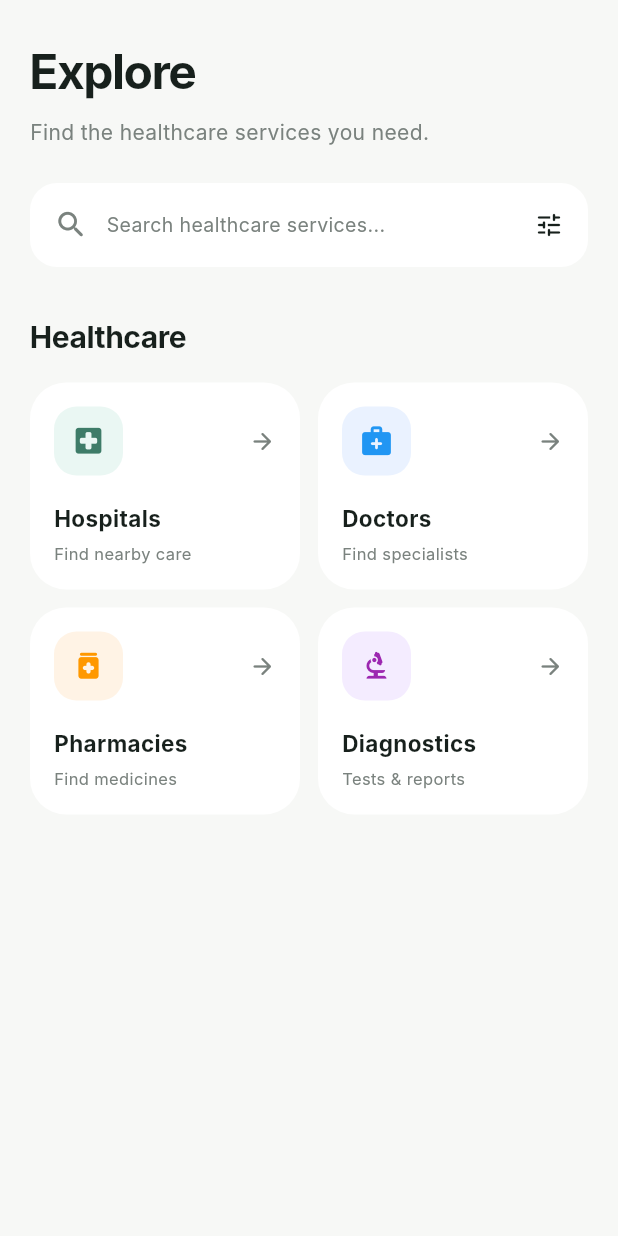
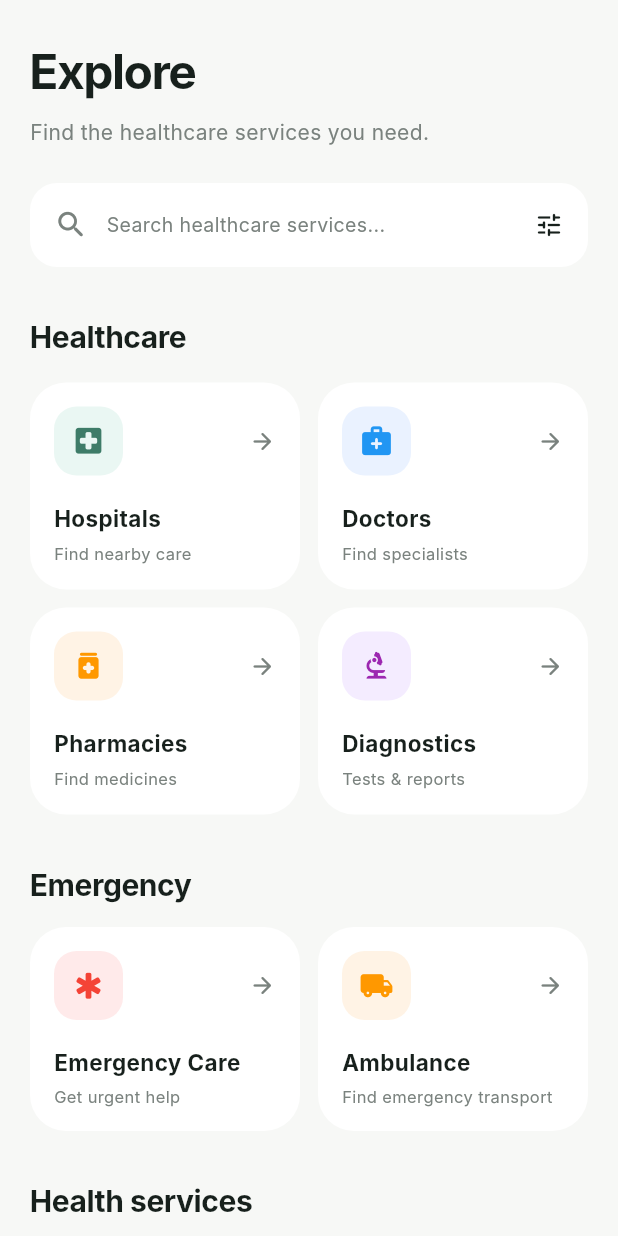
Before and after one commit to AshrafulAlamAkif/pulse_health, a Flutter app: the ExploreScreen screen opened directly, on a phone screen of 412 x 824 dp. Run offline on Flutter 3.47's test engine with Material 3 defaults, Android fonts, the phone set to English and light mode, and no system bars; our stand-ins replace flutter_riverpod, shared_preferences; accounts and stored records are empty; Roboto replaces fonts that are missing (Inter).

Commit message:
Step 7.2: Created ExploreService section(emergency, healthService section) Widgets. and this widgets class added in the Explore screen.

```diff
--- a/lib/features/explore/explore_screen.dart
+++ b/lib/features/explore/explore_screen.dart
@@ -1,6 +1,7 @@
 import 'package:flutter/material.dart';
 import 'package:pulse_health/app/theme/app_colors.dart';
 import 'package:pulse_health/features/explore/widgets/explore_search_bar.dart';
+import 'package:pulse_health/features/explore/widgets/explore_services_section.dart';
 import 'package:pulse_health/features/explore/widgets/healthcare_categories_section.dart';
 
 class ExploreScreen extends StatelessWidget {
@@ -50,6 +51,10 @@ class ExploreScreen extends StatelessWidget {
 
               const SizedBox(height: 32),
 
+              const ExploreServicesSection(),
+
+              const SizedBox(height: 32),
+
               //
               // পরের ধাপে এখানে Hospitals, Doctors,
               // Pharmacies এবং Diagnostic Centers যোগ করব।
--- /dev/null
+++ b/lib/features/explore/widgets/explore_services_section.dart
@@ -0,0 +1,200 @@
+import 'package:flutter/material.dart';
+import 'package:pulse_health/app/theme/app_colors.dart';
+
+class ExploreServicesSection extends StatelessWidget {
+  const ExploreServicesSection({
+    super.key,
+  });
+
+  @override
+  Widget build(BuildContext context) {
+    return Column(
+      crossAxisAlignment: CrossAxisAlignment.start,
+      children: [
+        // Emergency section
+        const Text(
+          'Emergency',
+          style: TextStyle(
+            fontSize: 20,
+            fontWeight: FontWeight.w700,
+            color: AppColors.dark,
+            letterSpacing: -0.3,
+          ),
+        ),
+
+        const SizedBox(height: 14),
+
+        Row(
+          children: [
+            Expanded(
+              child: _ServiceCard(
+                icon: Icons.emergency_rounded,
+                title: 'Emergency Care',
+                description: 'Get urgent help',
+                iconColor: Colors.red,
+                iconBackground: const Color(0xFFFFEAEA),
+                onTap: () {
+                  // পরে Emergency Care screen হবে।
+                },
+              ),
+            ),
+
+            const SizedBox(width: 12),
+
+            Expanded(
+              child: _ServiceCard(
+                icon: Icons.local_shipping_rounded,
+                title: 'Ambulance',
+                description: 'Find emergency transport',
+                iconColor: Colors.orange,
+                iconBackground: const Color(0xFFFFF3E5),
+                onTap: () {
+                  // পরে Ambulance screen হবে।
+                },
+              ),
+            ),
+          ],
+        ),
+
+        const SizedBox(height: 32),
+
+        // Health services section
+        const Text(
+          'Health services',
+          style: TextStyle(
+            fontSize: 20,
+            fontWeight: FontWeight.w700,
+            color: AppColors.dark,
+            letterSpacing: -0.3,
+          ),
+        ),
+
+        const SizedBox(height: 14),
+
+        Row(
+          children: [
+            Expanded(
+              child: _ServiceCard(
+                icon: Icons.folder_shared_rounded,
+                title: 'Health Records',
+                description: 'Manage your records',
+                iconColor: AppColors.primary,
+                iconBackground: const Color(0xFFEAF7F3),
+                onTap: () {
+                  // পরে Health Records screen হবে।
+                },
+              ),
+            ),
+
+            const SizedBox(width: 12),
+
+            Expanded(
+              child: _ServiceCard(
+                icon: Icons.lightbulb_rounded,
+                title: 'Health Tips',
+                description: 'Learn & stay healthy',
+                iconColor: Colors.purple,
+                iconBackground: const Color(0xFFF4ECFF),
+                onTap: () {
+                  // পরে Health Tips screen হবে।
+                },
+              ),
+            ),
+          ],
+        ),
+      ],
+    );
+  }
+}
+
+/// Explore-এর service card-এর reusable widget।
+class _ServiceCard extends StatelessWidget {
+  const _ServiceCard({
+    required this.icon,
+    required this.title,
+    required this.description,
+    required this.iconColor,
+    required this.iconBackground,
+    required this.onTap,
+  });
+
+  final IconData icon;
+  final String title;
+  final String description;
+  final Color iconColor;
+  final Color iconBackground;
+  final VoidCallback onTap;
+
+  @override
+  Widget build(BuildContext context) {
+    return Material(
+      color: Colors.white,
+      borderRadius: BorderRadius.circular(24),
+      child: InkWell(
+        onTap: onTap,
+        borderRadius: BorderRadius.circular(24),
+        child: Padding(
+          padding: const EdgeInsets.all(16),
+          child: Column(
+            crossAxisAlignment:
+                CrossAxisAlignment.start,
+            children: [
+              Row(
+                children: [
+                  Container(
+                    width: 46,
+                    height: 46,
+                    decoration: BoxDecoration(
+                      color: iconBackground,
+                      borderRadius:
+                          BorderRadius.circular(15),
+                    ),
+                    child: Icon(
+                      icon,
+                      color: iconColor,
+                      size: 23,
+                    ),
+                  ),
+
+                  const Spacer(),
+
+                  const Icon(
+                    Icons.arrow_forward_rounded,
+                    size: 18,
+                    color: AppColors.textSecondary,
+                  ),
+                ],
+              ),
+
+              const SizedBox(height: 18),
+
+              Text(
+                title,
+                maxLines: 1,
+                overflow: TextOverflow.ellipsis,
+                style: const TextStyle(
+                  fontSize: 15,
+                  fontWeight: FontWeight.w700,
+                  color: AppColors.dark,
+                ),
+              ),
+
+              const SizedBox(height: 5),
+
+              Text(
+                description,
+                maxLines: 2,
+                overflow: TextOverflow.ellipsis,
+                style: const TextStyle(
+                  fontSize: 11,
+                  height: 1.3,
+                  color: AppColors.textSecondary,
+                ),
+              ),
+            ],
+          ),
+        ),
+      ),
+    );
+  }
+}
```
